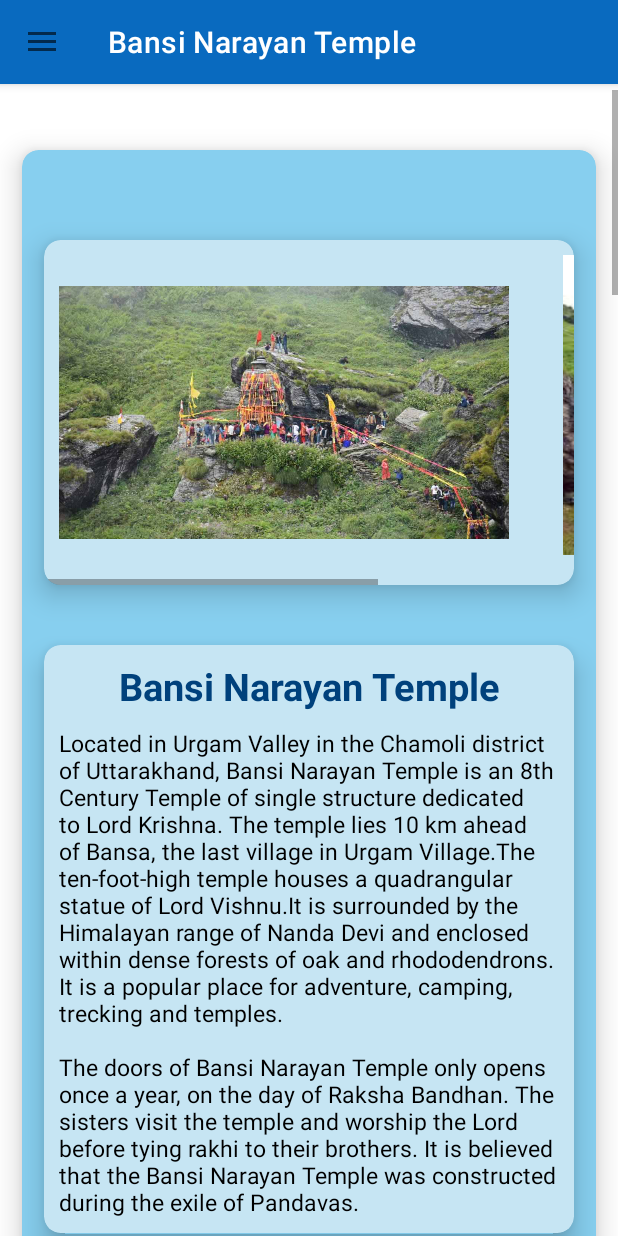
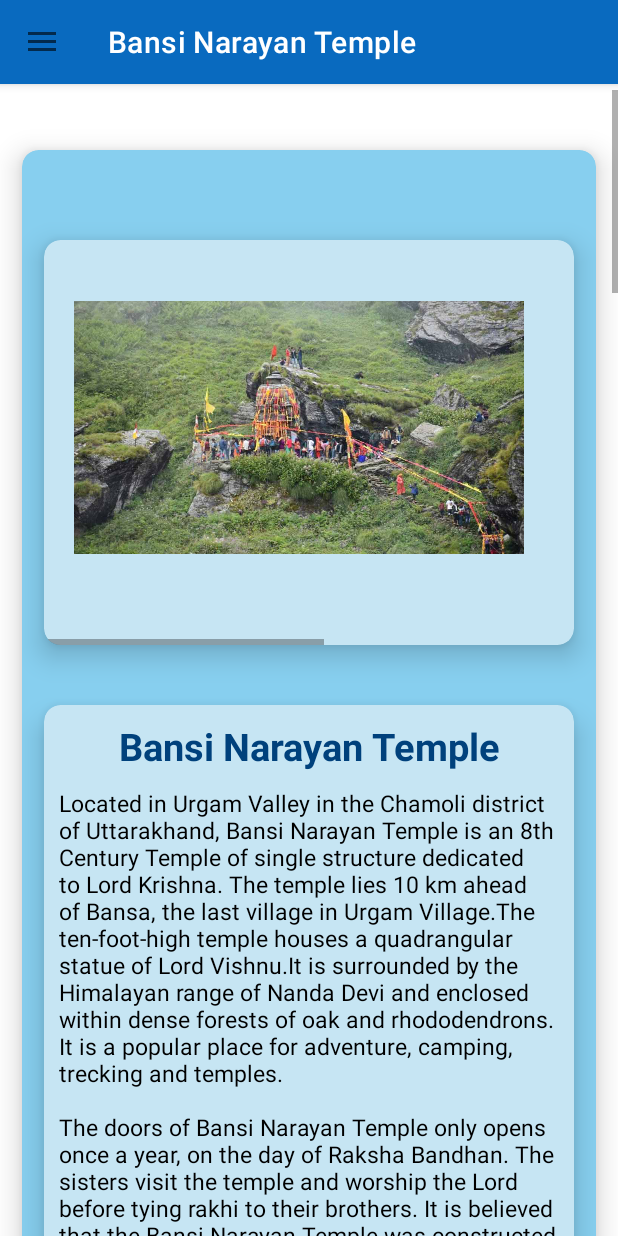
Before and after one commit to RajseePanwar/wayfar, an Android app: the screen it shows after launch (MainActivity), in the side drawer, after a tap on "Bansi Narayan Temple", on a phone screen of 412 x 824 dp. Run offline under Robolectric (Android 15) with nearby library versions, the phone set to English and light mode, and no system bars.

Commit message:
3 fragments complete

```diff
--- a/app/src/main/res/layout/fragment_bansi_narayan.xml
+++ b/app/src/main/res/layout/fragment_bansi_narayan.xml
@@ -45,18 +45,20 @@
                         <LinearLayout
                             android:layout_width="wrap_content"
                             android:layout_height="wrap_content"
-                            android:orientation="horizontal">
+                            android:orientation="horizontal"
+                            android:layout_marginRight="5dp">
 
                             <ImageView
                                 android:layout_width="300dp"
-                                android:layout_height="230dp"
-                                android:layout_marginLeft="10dp"
+                                android:layout_height="250dp"
+                                android:layout_marginLeft="20dp"
                                 android:src="@drawable/bansinarayantemple"/>
 
                             <ImageView
-                                android:layout_width="250dp"
-                                android:layout_height="200dp"
+                                android:layout_width="350dp"
+                                android:layout_height="250dp"
                                 android:layout_marginTop="10dp"
+                                android:layout_marginBottom="10dp"
                                 android:src="@drawable/bansinarayantemple1"/>
                         </LinearLayout>
 
@@ -306,10 +308,10 @@
                                     android:orientation="vertical">
 
                                     <ImageView
-                                        android:layout_width="300dp"
+                                        android:layout_width="350dp"
                                         android:layout_height="250dp"
                                         android:layout_gravity="center"
-                                        android:layout_marginLeft="10dp"
+                                        android:layout_marginLeft="5dp"
                                         android:src="@drawable/bansinarayantemple2" />
 
                                     <TextView
@@ -354,7 +356,7 @@
                                     android:orientation="vertical">
 
                                     <ImageView
-                                        android:layout_width="300dp"
+                                        android:layout_width="350dp"
                                         android:layout_height="250dp"
                                         android:layout_gravity="center"
                                         android:layout_marginLeft="10dp"
@@ -378,7 +380,7 @@
                                     android:orientation="vertical">
 
                                     <ImageView
-                                        android:layout_width="300dp"
+                                        android:layout_width="350dp"
                                         android:layout_height="250dp"
                                         android:layout_gravity="center"
                                         android:layout_marginLeft="10dp"
```
Also changed, not shown: app/src/main/res/layout/fragment_badrinath.xml (+9 -9 lines), app/src/main/res/layout/fragment_kedarnathfragment.xml (+9 -10 lines), app/src/main/res/drawable/badrinathtemple.png (renamed from app/src/main/res/drawable/badrinath.png).
